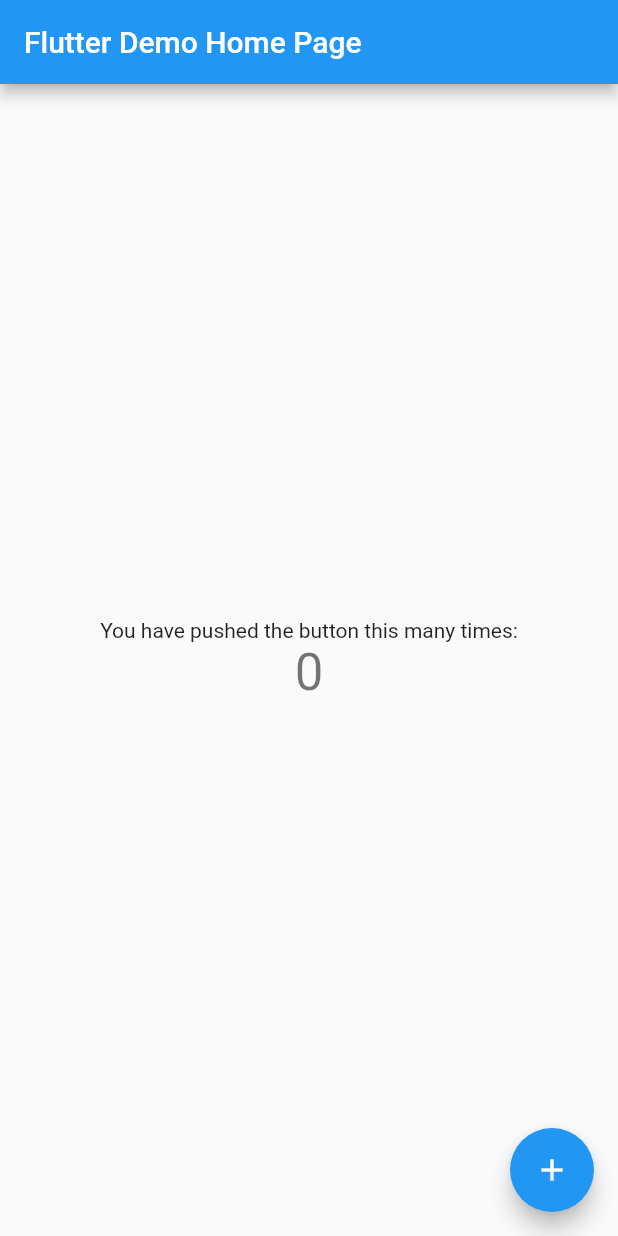
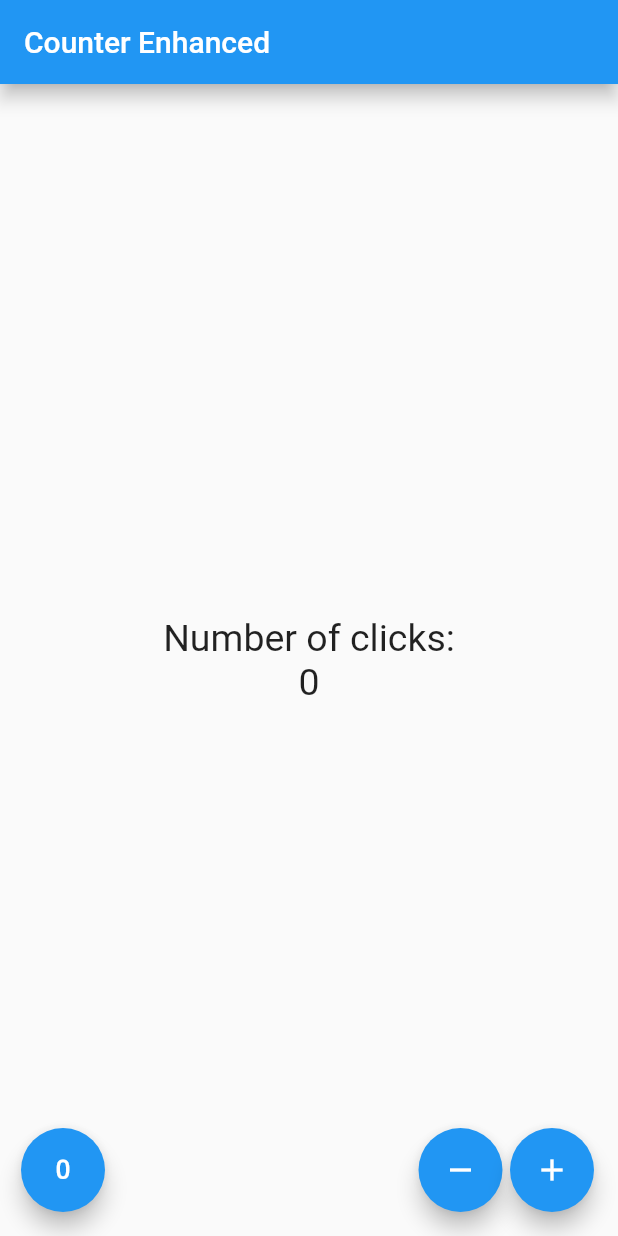
Before and after one commit to rozon/counter_enhanced, a Flutter app: the screen it shows after launch, on a phone screen of 412 x 824 dp. Run offline on Flutter 3.47's test engine with Material 2 defaults, Android fonts, the phone set to English and light mode, and no system bars.

Commit message:
added some additional options to default counter app

```diff
--- a/lib/main.dart
+++ b/lib/main.dart
@@ -1,111 +1,4 @@
 import 'package:flutter/material.dart';
+import 'package:counter_enhanced/src/app.dart';
 
 void main() => runApp(MyApp());
-
-class MyApp extends StatelessWidget {
-  // This widget is the root of your application.
-  @override
-  Widget build(BuildContext context) {
-    return MaterialApp(
-      title: 'Flutter Demo',
-      theme: ThemeData(
-        // This is the theme of your application.
-        //
-        // Try running your application with "flutter run". You'll see the
-        // application has a blue toolbar. Then, without quitting the app, try
-        // changing the primarySwatch below to Colors.green and then invoke
-        // "hot reload" (press "r" in the console where you ran "flutter run",
-        // or simply save your changes to "hot reload" in a Flutter IDE).
-        // Notice that the counter didn't reset back to zero; the application
-        // is not restarted.
-        primarySwatch: Colors.blue,
-      ),
-      home: MyHomePage(title: 'Flutter Demo Home Page'),
-    );
-  }
-}
-
-class MyHomePage extends StatefulWidget {
-  MyHomePage({Key key, this.title}) : super(key: key);
-
-  // This widget is the home page of your application. It is stateful, meaning
-  // that it has a State object (defined below) that contains fields that affect
-  // how it looks.
-
-  // This class is the configuration for the state. It holds the values (in this
-  // case the title) provided by the parent (in this case the App widget) and
-  // used by the build method of the State. Fields in a Widget subclass are
-  // always marked "final".
-
-  final String title;
-
-  @override
-  _MyHomePageState createState() => _MyHomePageState();
-}
-
-class _MyHomePageState extends State<MyHomePage> {
-  int _counter = 0;
-
-  void _incrementCounter() {
-    setState(() {
-      // This call to setState tells the Flutter framework that something has
-      // changed in this State, which causes it to rerun the build method below
-      // so that the display can reflect the updated values. If we changed
-      // _counter without calling setState(), then the build method would not be
-      // called again, and so nothing would appear to happen.
-      _counter++;
-    });
-  }
-
-  @override
-  Widget build(BuildContext context) {
-    // This method is rerun every time setState is called, for instance as done
-    // by the _incrementCounter method above.
-    //
-    // The Flutter framework has been optimized to make rerunning build methods
-    // fast, so that you can just rebuild anything that needs updating rather
-    // than having to individually change instances of widgets.
-    return Scaffold(
-      appBar: AppBar(
-        // Here we take the value from the MyHomePage object that was created by
-        // the App.build method, and use it to set our appbar title.
-        title: Text(widget.title),
-      ),
-      body: Center(
-        // Center is a layout widget. It takes a single child and positions it
-        // in the middle of the parent.
-        child: Column(
-          // Column is also a layout widget. It takes a list of children and
-          // arranges them vertically. By default, it sizes itself to fit its
-          // children horizontally, and tries to be as tall as its parent.
-          //
-          // Invoke "debug painting" (press "p" in the console, choose the
-          // "Toggle Debug Paint" action from the Flutter Inspector in Android
-          // Studio, or the "Toggle Debug Paint" command in Visual Studio Code)
-          // to see the wireframe for each widget.
-          //
-          // Column has various properties to control how it sizes itself and
-          // how it positions its children. Here we use mainAxisAlignment to
-          // center the children vertically; the main axis here is the vertical
-          // axis because Columns are vertical (the cross axis would be
-          // horizontal).
-          mainAxisAlignment: MainAxisAlignment.center,
-          children: <Widget>[
-            Text(
-              'You have pushed the button this many times:',
-            ),
-            Text(
-              '$_counter',
-              style: Theme.of(context).textTheme.display1,
-            ),
-          ],
-        ),
-      ),
-      floatingActionButton: FloatingActionButton(
-        onPressed: _incrementCounter,
-        tooltip: 'Increment',
-        child: Icon(Icons.add),
-      ), // This trailing comma makes auto-formatting nicer for build methods.
-    );
-  }
-}
--- /dev/null
+++ b/lib/src/app.dart
@@ -0,0 +1,12 @@
+import 'package:flutter/material.dart';
+import 'package:counter_enhanced/src/pages/counter_page.dart';
+
+class MyApp extends StatelessWidget {
+  @override
+  Widget build(BuildContext context) {
+    return MaterialApp(
+      home: CounterPage(),
+      debugShowCheckedModeBanner: false,
+    );
+  }
+}
--- /dev/null
+++ b/lib/src/pages/counter_page.dart
@@ -0,0 +1,63 @@
+import 'package:flutter/material.dart';
+
+class CounterPage extends StatefulWidget {
+  @override
+  createState() => _CounterPageState();
+}
+
+class _CounterPageState extends State<CounterPage> {
+  final _textStyle = new TextStyle(fontSize: 25);
+  int _counter = 0;
+
+  @override
+  Widget build(BuildContext context) {
+    return Scaffold(
+      appBar: AppBar(
+        title: Text("Counter Enhanced"),
+        elevation: 5.0,
+      ),
+      body: Center(
+        child: Column(
+          mainAxisAlignment: MainAxisAlignment.center,
+          children: <Widget>[
+            Text("Number of clicks:", style: _textStyle),
+            Text("$_counter", style: _textStyle),
+          ],
+        ),
+      ),
+      floatingActionButton: _createButtons(),
+    );
+  }
+
+  Widget _createButtons() {
+    return Row(
+      mainAxisAlignment: MainAxisAlignment.end,
+      children: <Widget>[
+        SizedBox(width: 30.0),
+        FloatingActionButton(
+            child: Icon(Icons.exposure_zero),
+            onPressed: () {
+              setState(() {
+                _counter = 0;
+              });
+            }),
+        Expanded(child: SizedBox(width: 5.0)),
+        FloatingActionButton(
+            child: Icon(Icons.remove),
+            onPressed: () {
+              setState(() {
+                if (_counter > 0) _counter--;
+              });
+            }),
+        SizedBox(width: 5.0),
+        FloatingActionButton(
+            child: Icon(Icons.add),
+            onPressed: () {
+              setState(() {
+                _counter++;
+              });
+            }),
+      ],
+    );
+  }
+}
```
Also changed, not shown: 1 other file.
